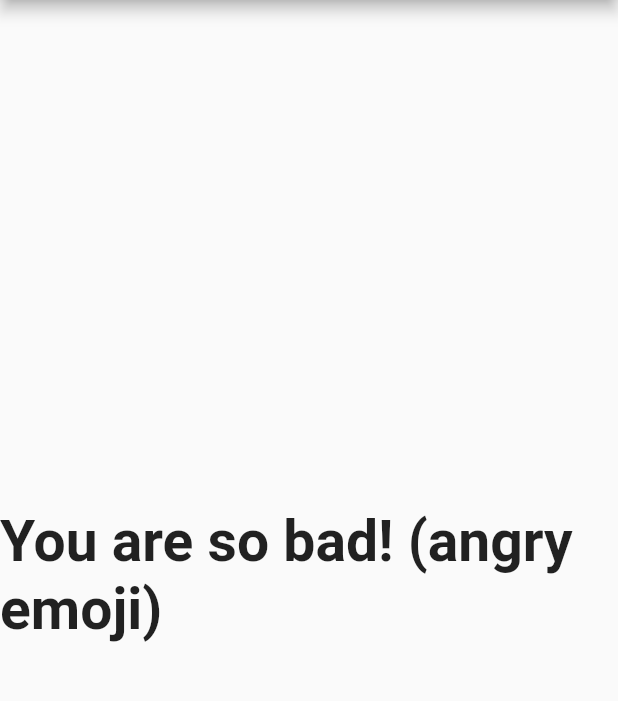
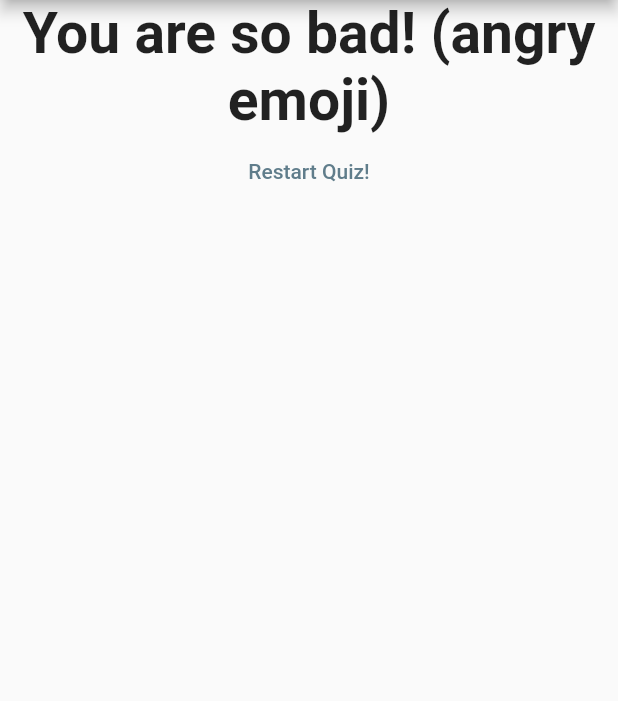
Before and after one commit to sujanshrestha08/FirstFlutterApp, a Flutter app: the screen it shows after launch, after a tap on "Black", after a tap on "Cat", after a tap on "None", on a phone screen of 412 x 824 dp, the part 84-785 px from its top. Run offline on Flutter 3.47's test engine with Material 2 defaults, Android fonts, the phone set to English and light mode, and no system bars.

Commit message:
Basic Quiz App Completed using Flutter

```diff
--- a/lib/main.dart
+++ b/lib/main.dart
@@ -82,7 +82,7 @@ class _MyAppState extends State<MyApp> {
                 questionIndex: _questionIndex,
                 questions: _questions,
               )
-            : Result(_totalScore),
+            : Result(_totalScore, _resetQuiz),
       ),
     );
   }
--- a/lib/result.dart
+++ b/lib/result.dart
@@ -2,8 +2,9 @@ import 'package:flutter/material.dart';
 
 class Result extends StatelessWidget {
   final int resultScore;
+  final Function resetHandler;
 
-  Result(this.resultScore);
+  Result(this.resultScore, this.resetHandler);
 
   String get finalResult {
     String resultText = 'You did it!';
@@ -23,9 +24,19 @@ class Result extends StatelessWidget {
   @override
   Widget build(BuildContext context) {
     return Center(
-      child: Text(
-        finalResult,
-        style: TextStyle(fontSize: 38, fontWeight: FontWeight.bold),
+      child: Column(
+        children: [
+          Text(
+            finalResult,
+            style: TextStyle(fontSize: 38, fontWeight: FontWeight.bold),
+            textAlign: TextAlign.center,
+          ),
+          FlatButton(
+            onPressed: resetHandler,
+            child: Text('Restart Quiz!'),
+            textColor: Colors.blueGrey,
+          )
+        ],
       ),
     );
   }
```
